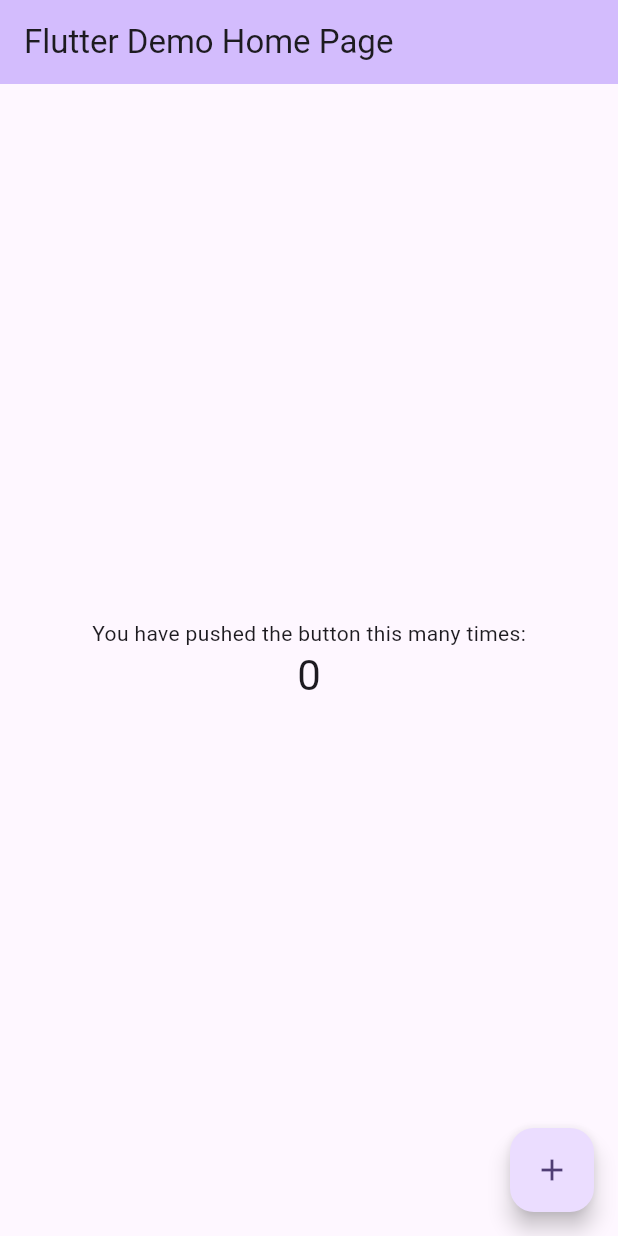
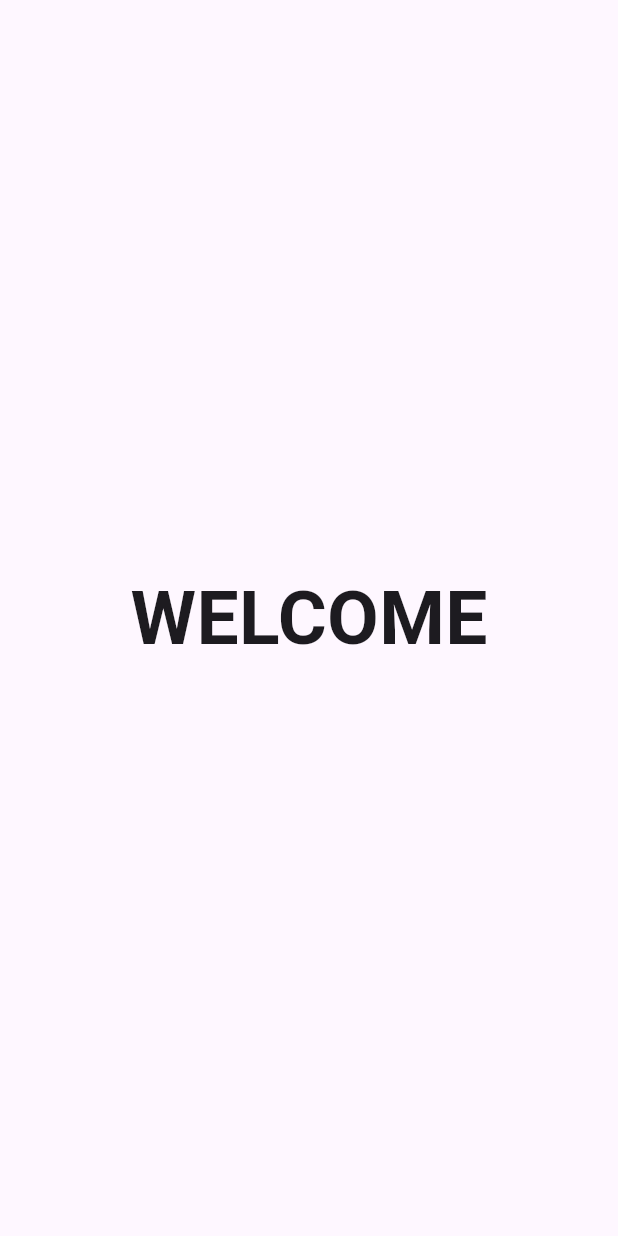
Before and after one commit to ZainR10/expanse_tracker_flutter, a Flutter app: the first screen one second after launch, on a phone screen of 412 x 824 dp. Run offline on Flutter 3.47's test engine with Material 3 defaults, Android fonts, the phone set to English and light mode, and no system bars; our stand-ins replace firebase_core; accounts and stored records are empty.

Commit message:
created splash screen and login screen. created splash screen logic .

```diff
--- a/lib/main.dart
+++ b/lib/main.dart
@@ -1,3 +1,4 @@
+import 'package:expanse_tracker_flutter/view/splash_view.dart';
 import 'package:flutter/material.dart';
 import 'package:firebase_core/firebase_core.dart';
 import 'firebase_options.dart';
@@ -37,95 +38,8 @@ class MyApp extends StatelessWidget {
         colorScheme: ColorScheme.fromSeed(seedColor: Colors.deepPurple),
         useMaterial3: true,
       ),
-      home: const MyHomePage(title: 'Flutter Demo Home Page'),
+      debugShowCheckedModeBanner: false,
+      home: const SplashView(),
     );
   }
 }
-
-class MyHomePage extends StatefulWidget {
-  const MyHomePage({super.key, required this.title});
-
-  // This widget is the home page of your application. It is stateful, meaning
-  // that it has a State object (defined below) that contains fields that affect
-  // how it looks.
-
-  // This class is the configuration for the state. It holds the values (in this
-  // case the title) provided by the parent (in this case the App widget) and
-  // used by the build method of the State. Fields in a Widget subclass are
-  // always marked "final".
-
-  final String title;
-
-  @override
-  State<MyHomePage> createState() => _MyHomePageState();
-}
-
-class _MyHomePageState extends State<MyHomePage> {
-  int _counter = 0;
-
-  void _incrementCounter() {
-    setState(() {
-      // This call to setState tells the Flutter framework that something has
-      // changed in this State, which causes it to rerun the build method below
-      // so that the display can reflect the updated values. If we changed
-      // _counter without calling setState(), then the build method would not be
-      // called again, and so nothing would appear to happen.
-      _counter++;
-    });
-  }
-
-  @override
-  Widget build(BuildContext context) {
-    // This method is rerun every time setState is called, for instance as done
-    // by the _incrementCounter method above.
-    //
-    // The Flutter framework has been optimized to make rerunning build methods
-    // fast, so that you can just rebuild anything that needs updating rather
-    // than having to individually change instances of widgets.
-    return Scaffold(
-      appBar: AppBar(
-        // TRY THIS: Try changing the color here to a specific color (to
-        // Colors.amber, perhaps?) and trigger a hot reload to see the AppBar
-        // change color while the other colors stay the same.
-        backgroundColor: Theme.of(context).colorScheme.inversePrimary,
-        // Here we take the value from the MyHomePage object that was created by
-        // the App.build method, and use it to set our appbar title.
-        title: Text(widget.title),
-      ),
-      body: Center(
-        // Center is a layout widget. It takes a single child and positions it
-        // in the middle of the parent.
-        child: Column(
-          // Column is also a layout widget. It takes a list of children and
-          // arranges them vertically. By default, it sizes itself to fit its
-          // children horizontally, and tries to be as tall as its parent.
-          //
-          // Column has various properties to control how it sizes itself and
-          // how it positions its children. Here we use mainAxisAlignment to
-          // center the children vertically; the main axis here is the vertical
-          // axis because Columns are vertical (the cross axis would be
-          // horizontal).
-          //
-          // TRY THIS: Invoke "debug painting" (choose the "Toggle Debug Paint"
-          // action in the IDE, or press "p" in the console), to see the
-          // wireframe for each widget.
-          mainAxisAlignment: MainAxisAlignment.center,
-          children: <Widget>[
-            const Text(
-              'You have pushed the button this many times:',
-            ),
-            Text(
-              '$_counter',
-              style: Theme.of(context).textTheme.headlineMedium,
-            ),
-          ],
-        ),
-      ),
-      floatingActionButton: FloatingActionButton(
-        onPressed: _incrementCounter,
-        tooltip: 'Increment',
-        child: const Icon(Icons.add),
-      ), // This trailing comma makes auto-formatting nicer for build methods.
-    );
-  }
-}
--- /dev/null
+++ b/lib/view/splash_view.dart
@@ -0,0 +1,34 @@
+import 'package:expanse_tracker_flutter/View_Models/splash_view_logic.dart';
+import 'package:flutter/foundation.dart';
+import 'package:flutter/material.dart';
+import 'package:flutter/widgets.dart';
+
+class SplashView extends StatefulWidget {
+  const SplashView({super.key});
+
+  @override
+  State<SplashView> createState() => _SplashViewState();
+}
+
+class _SplashViewState extends State<SplashView> {
+  SplashViewLogic splashViewLogic = SplashViewLogic();
+
+  @override
+  void initState() {
+    // TODO: implement initState
+    super.initState();
+    splashViewLogic.isLogin(context);
+  }
+
+  @override
+  Widget build(BuildContext context) {
+    return Scaffold(
+      body: Center(
+        child: Text(
+          'WELCOME',
+          style: TextStyle(fontSize: 50, fontWeight: FontWeight.bold),
+        ),
+      ),
+    );
+  }
+}
```
Also changed, not shown: lib/View_Models/splash_view_logic.dart (added, +13 -0 lines), lib/view/login_view.dart (added, +26 -0 lines).
